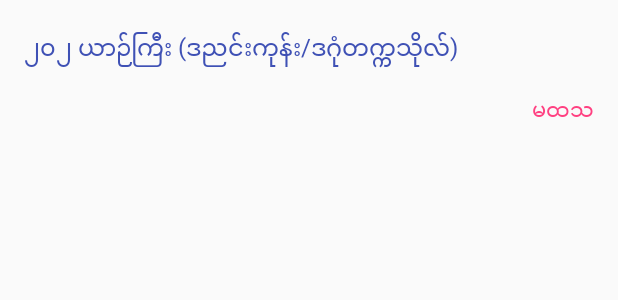
After one commit to JiorMajor/YangonBuses, an Android app: the layout row_bus_item.xml on its own in the app's theme, with its tools: preview values and no code run, on a phone screen of 412 x 824 dp. The commit adds this screen. Shown: the top 300 px of the screen. Run offline under Robolectric (Android 15) with nearby library versions, the phone set to English and light mode, and no system bars.

Commit message:
init BusLines Views

```diff
--- a/app/build.gradle
+++ b/app/build.gradle
@@ -20,7 +20,7 @@ android {
 }
 
 dependencies {
-    compile fileTree(dir: 'libs', include: ['*.jar'])
+    compile fileTree(include: ['*.jar'], dir: 'libs')
     androidTestCompile('com.android.support.test.espresso:espresso-core:2.2.2', {
         exclude group: 'com.android.support', module: 'support-annotations'
     })
@@ -32,4 +32,5 @@ dependencies {
     compile 'com.android.support:support-v4:24.2.1'
     testCompile 'junit:junit:4.12'
     compile 'com.android.support.constraint:constraint-layout:1.0.0-alpha9'
+    compile 'com.jakewharton:butterknife:8.4.0'
 }
--- a/app/src/main/res/layout/fragment_buses.xml
+++ b/app/src/main/res/layout/fragment_buses.xml
@@ -1,8 +1,13 @@
 <android.support.constraint.ConstraintLayout xmlns:android="http://schemas.android.com/apk/res/android"
+    xmlns:app="http://schemas.android.com/apk/res-auto"
     xmlns:tools="http://schemas.android.com/tools"
     android:layout_width="match_parent"
     android:layout_height="match_parent"
     tools:context="com.chanpyaeaung.yangonbuses.fragments.BusesFragment">
 
+    <android.support.v7.widget.RecyclerView
+        android:id="@+id/recycler_view"
+        android:layout_width="match_parent"
+        android:layout_height="wrap_content"/>
 
 </android.support.constraint.ConstraintLayout>
--- /dev/null
+++ b/app/src/main/res/layout/row_bus_item.xml
@@ -0,0 +1,34 @@
+<?xml version="1.0" encoding="utf-8"?>
+<android.support.constraint.ConstraintLayout
+    xmlns:android="http://schemas.android.com/apk/res/android"
+    xmlns:app="http://schemas.android.com/apk/res-auto"
+    xmlns:tools="http://schemas.android.com/tools"
+    android:orientation="vertical" android:layout_width="match_parent"
+    android:layout_height="match_parent">
+
+    <TextView
+        android:text="၂၀၂ ယာဉ်ကြီး (ဒညင်းကုန်း/ဒဂုံတက္ကသိုလ်)"
+        android:layout_width="wrap_content"
+        android:layout_height="wrap_content"
+        android:id="@+id/tvBusLine"
+        android:layout_marginStart="16dp"
+        android:layout_marginTop="16dp"
+        app:layout_constraintLeft_toLeftOf="parent"
+        app:layout_constraintTop_toTopOf="parent"
+        android:layout_marginLeft="16dp"
+        android:textSize="16sp"
+        android:textColor="@color/colorPrimary" />
+
+    <TextView
+        android:text="မထသ"
+        android:layout_width="wrap_content"
+        android:layout_height="wrap_content"
+        android:id="@+id/tvCompany"
+        android:layout_marginEnd="16dp"
+        app:layout_constraintRight_toRightOf="parent"
+        android:layout_marginTop="8dp"
+        app:layout_constraintTop_toBottomOf="@+id/tvBusLine"
+        android:layout_marginRight="16dp"
+        android:textColor="@color/colorAccent"
+        android:textSize="14sp" />
+</android.support.constraint.ConstraintLayout>
--- a/app/src/main/res/values/colors.xml
+++ b/app/src/main/res/values/colors.xml
@@ -1,6 +1,6 @@
 <?xml version="1.0" encoding="utf-8"?>
 <resources>
-    <color name="colorPrimary">#3F51B5</color>
+    <color name="colorPrimary">#3f51b5</color>
     <color name="colorPrimaryDark">#303F9F</color>
-    <color name="colorAccent">#FF4081</color>
+    <color name="colorAccent">#ff4081</color>
 </resources>
--- a/app/src/main/res/values/strings.xml
+++ b/app/src/main/res/values/strings.xml
@@ -3,4 +3,5 @@
 
     <!-- TODO: Remove or change this placeholder text -->
     <string name="hello_blank_fragment">Hello blank fragment</string>
+    <string name="hint_search_bus">Search Bus....</string>
 </resources>
```
Also changed, not shown: app/src/main/java/com/chanpyaeaung/yangonbuses/adapters/BusLinesAdapter.java (added, +44 -0 lines), app/src/main/java/com/chanpyaeaung/yangonbuses/fragments/BusesFragment.java (+26 -1 lines), app/src/main/java/com/chanpyaeaung/yangonbuses/views/BusLineViewHolder.java (added, +25 -0 lines).
